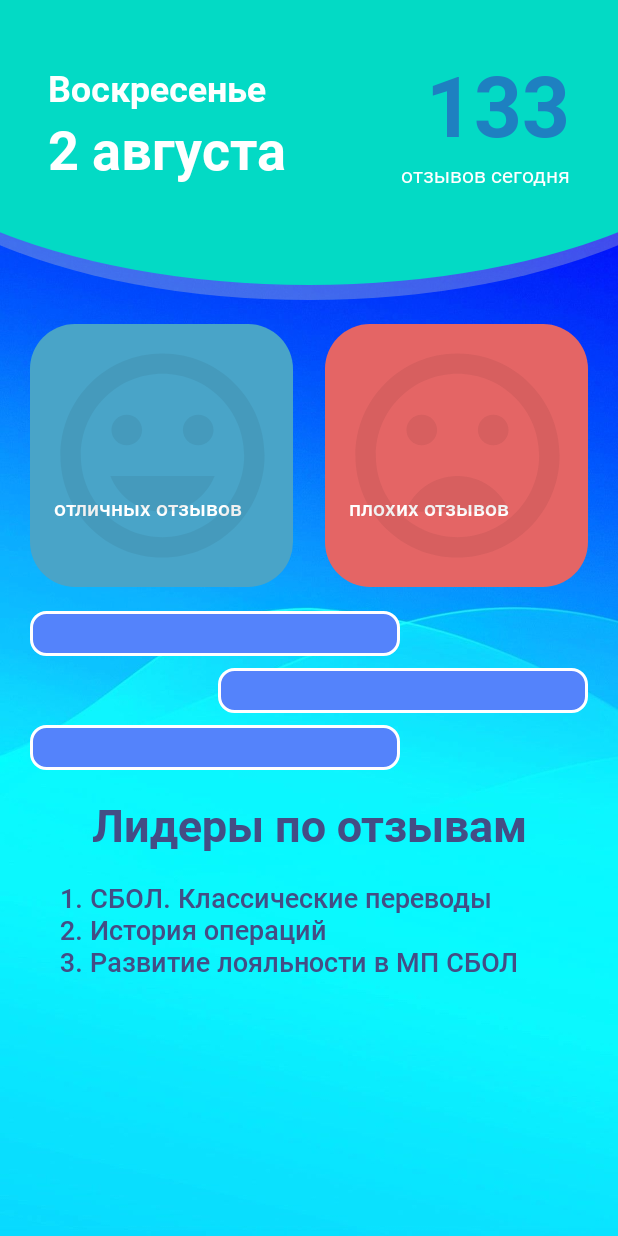
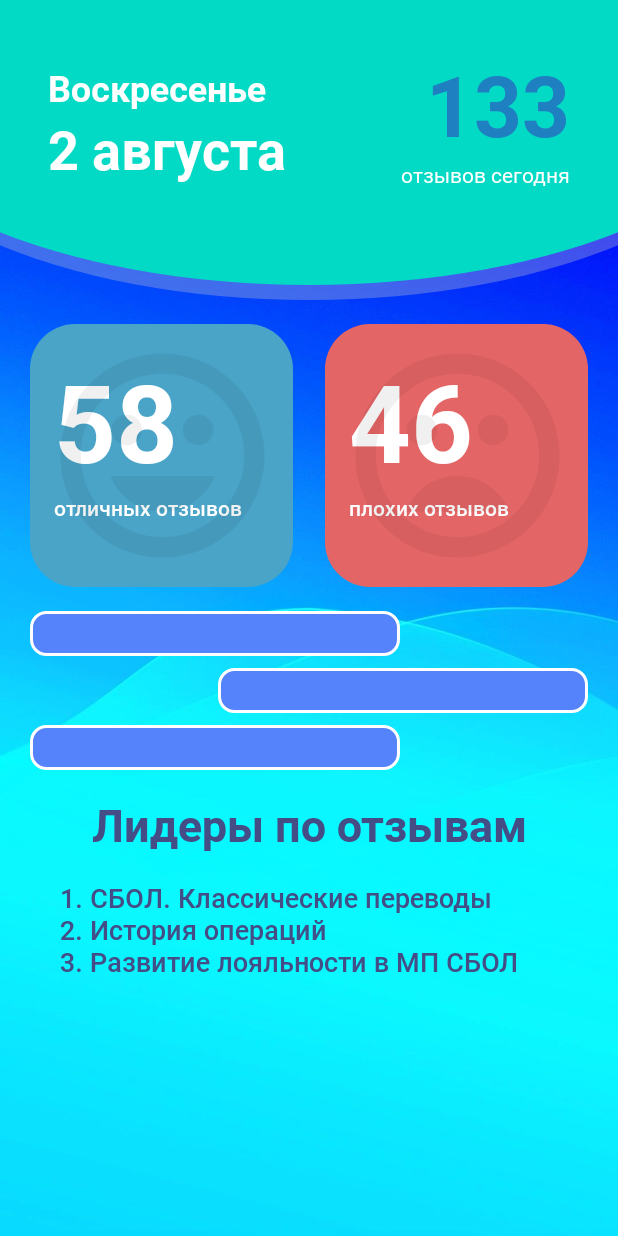
Before and after one commit to Viliars/SberCode, an Android app: the layout fragment_dashboard.xml on its own in the app's theme, with its tools: preview values and no code run, on a phone screen of 412 x 824 dp. Run offline under Robolectric (Android 15) with nearby library versions, the phone set to English and light mode, and no system bars.

Commit message:
add resources and presentation

```diff
--- a/Code/android/app/src/main/res/layout/fragment_dashboard.xml
+++ b/Code/android/app/src/main/res/layout/fragment_dashboard.xml
@@ -122,7 +122,7 @@
                             android:layout_marginStart="16dp"
                             android:layout_marginTop="16dp"
                             android:fontFamily="@font/roboto_bold"
-                            android:text="@{vm.dailyInfo.excellentReviews}"
+                            android:text="58"
                             android:textColor="@color/white"
                             android:textSize="72sp"
                             app:layout_constraintStart_toStartOf="parent"
@@ -165,7 +165,7 @@
                             android:layout_marginStart="16dp"
                             android:layout_marginTop="16dp"
                             android:fontFamily="@font/roboto_bold"
-                            android:text="@{vm.dailyInfo.badReviews}"
+                            android:text="46"
                             android:textColor="@color/white"
                             android:textSize="72sp"
                             app:layout_constraintStart_toStartOf="parent"
```
Also changed, not shown: 16 other files.
